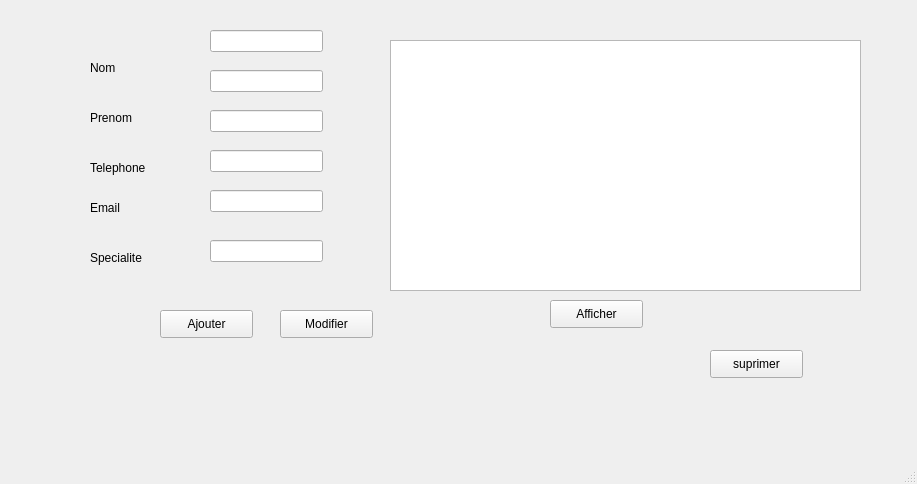
Asma-Mab/Smart_Pastry_2A23, file kh/mainwindow.ui: the form before one commit.
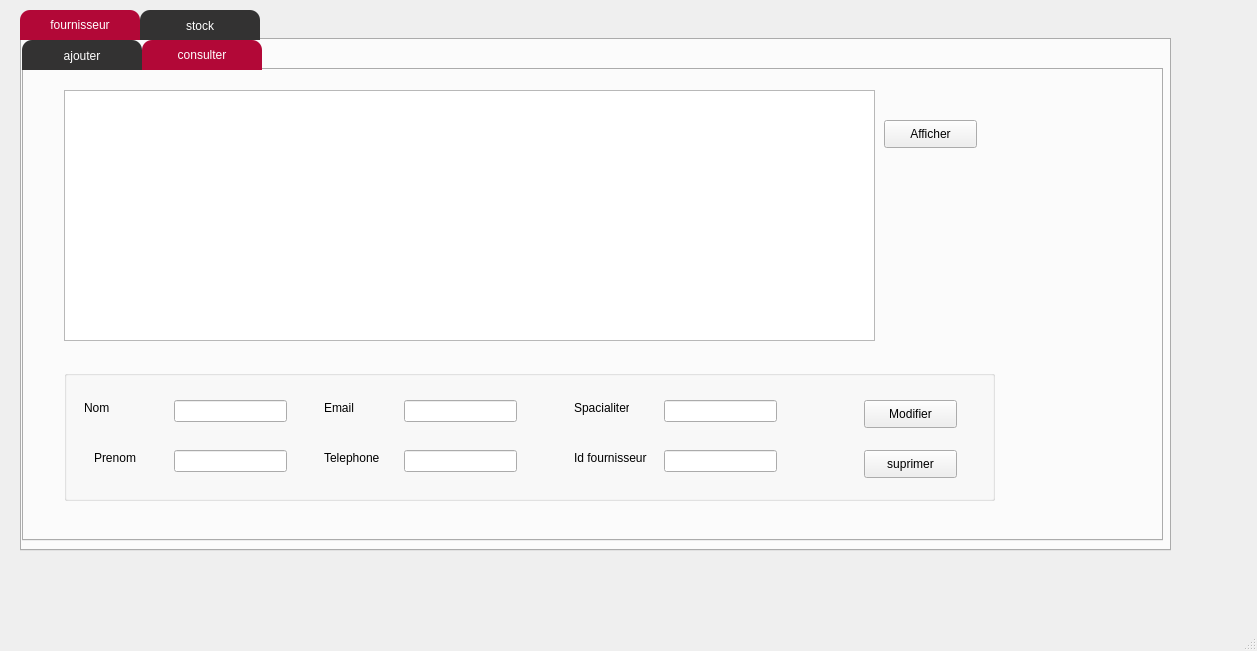
The form after the commit. The open tabs and pages were chosen to show the change.

```diff
--- a/kh/mainwindow.ui
+++ b/kh/mainwindow.ui
@@ -6,154 +6,457 @@
    <rect>
     <x>0</x>
     <y>0</y>
-    <width>917</width>
-    <height>484</height>
+    <width>1257</width>
+    <height>651</height>
    </rect>
   </property>
   <property name="windowTitle">
    <string>MainWindow</string>
   </property>
   <widget class="QWidget" name="centralwidget">
-   <widget class="QStackedWidget" name="stackedWidget">
+   <widget class="QTabWidget" name="tabWidget">
     <property name="geometry">
      <rect>
-      <x>60</x>
-      <y>20</y>
-      <width>821</width>
-      <height>451</height>
+      <x>20</x>
+      <y>10</y>
+      <width>1151</width>
+      <height>541</height>
      </rect>
     </property>
+    <property name="styleSheet">
+     <string notr="true">QTabBar::tab{
+    color:white;
+	font: 75 10pt &quot;Source Code Pro&quot;;
+	font: 87 8pt &quot;Nexa Rust Sans Black 01&quot;;
+    background-color:rgb(39, 39,39);
+background:  rgb(51, 50, 50);
+border-top-left-radius:10px;
+border-top-right-radius:10px;
+min-width:120px;
+height:30px;
+
+}
+QTabBar::tab::hover
+{
+color:white;
+
+background:#b20837;
+border-top-left-radius:10px;
+border-top-right-radius:10px;
+}
+
+QTabBar::tab:selected
+{
+color:white;
+
+background:#b20837;
+border-top-left-radius:10px;
+border-top-right-radius:10px;
+}</string>
+    </property>
     <property name="currentIndex">
-     <number>0</number>
+     <number>1</number>
     </property>
-    <widget class="QWidget" name="page">
-     <widget class="QLineEdit" name="lineEdit">
+    <widget class="QWidget" name="tab">
+     <attribute name="title">
+      <string>fournisseur</string>
+     </attribute>
+     <widget class="QTabWidget" name="tabWidget_2">
       <property name="geometry">
        <rect>
-        <x>110</x>
-        <y>20</y>
-        <width>113</width>
-        <height>22</height>
+        <x>0</x>
+        <y>0</y>
+        <width>1141</width>
+        <height>501</height>
        </rect>
       </property>
-     </widget>
-     <widget class="QLineEdit" name="lineEdit_2">
-      <property name="geometry">
-       <rect>
-        <x>110</x>
-        <y>70</y>
-        <width>113</width>
-        <height>22</height>
-       </rect>
+      <property name="currentIndex">
+       <number>1</number>
       </property>
-     </widget>
-     <widget class="QLineEdit" name="lineEdit_3">
-      <property name="geometry">
-       <rect>
-        <x>110</x>
-        <y>120</y>
-        <width>113</width>
-        <height>22</height>
-       </rect>
-      </property>
-     </widget>
-     <widget class="QLineEdit" name="lineEdit_5">
-      <property name="geometry">
-       <rect>
-        <x>110</x>
-        <y>220</y>
-        <width>113</width>
-        <height>22</height>
-       </rect>
-      </property>
-     </widget>
-     <widget class="QLineEdit" name="lineEdit_6">
-      <property name="geometry">
-       <rect>
-        <x>110</x>
-        <y>270</y>
-        <width>113</width>
-        <height>22</height>
-       </rect>
-      </property>
-     </widget>
-     <widget class="QPushButton" name="pushButton">
-      <property name="geometry">
-       <rect>
-        <x>50</x>
-        <y>320</y>
-        <width>93</width>
-        <height>28</height>
-       </rect>
-      </property>
-      <property name="text">
+      <widget class="QWidget" name="tab_3">
+       <attribute name="title">
        <string>ajouter</string>
-      </property>
-     </widget>
-     <widget class="QDateEdit" name="dateEdit">
+       </attribute>
+       <widget class="QLabel" name="label_7">
+        <property name="geometry">
+         <rect>
+          <x>40</x>
+          <y>60</y>
+          <width>55</width>
+          <height>16</height>
+         </rect>
+        </property>
+        <property name="text">
+         <string>Nom</string>
+        </property>
+       </widget>
+       <widget class="QLabel" name="label_8">
       <property name="geometry">
        <rect>
-        <x>110</x>
+          <x>30</x>
+          <y>100</y>
+          <width>55</width>
+          <height>16</height>
+         </rect>
+        </property>
+        <property name="text">
+         <string>Prenom</string>
+        </property>
+       </widget>
+       <widget class="QLabel" name="label_11">
+        <property name="geometry">
+         <rect>
+          <x>30</x>
+          <y>140</y>
+          <width>55</width>
+          <height>16</height>
+         </rect>
+        </property>
+        <property name="text">
+         <string>Email</string>
+        </property>
+       </widget>
+       <widget class="QLabel" name="label_9">
+        <property name="geometry">
+         <rect>
+          <x>20</x>
+          <y>190</y>
+          <width>71</width>
+          <height>16</height>
+         </rect>
+        </property>
+        <property name="text">
+         <string>Telephone</string>
+        </property>
+       </widget>
+       <widget class="QLabel" name="label_10">
+        <property name="geometry">
+         <rect>
+          <x>160</x>
+          <y>230</y>
+          <width>71</width>
+          <height>16</height>
+         </rect>
+        </property>
+        <property name="text">
+         <string>Specialite</string>
+        </property>
+       </widget>
+       <widget class="QPushButton" name="pb_ajouter">
+        <property name="geometry">
+         <rect>
+          <x>320</x>
+          <y>300</y>
+          <width>93</width>
+          <height>28</height>
+         </rect>
+        </property>
+        <property name="text">
+         <string>Ajouter</string>
+        </property>
+       </widget>
+       <widget class="QLineEdit" name="lineEdit_9">
+        <property name="geometry">
+         <rect>
+          <x>310</x>
+          <y>240</y>
+          <width>113</width>
+          <height>22</height>
+         </rect>
+        </property>
+       </widget>
+       <widget class="QLineEdit" name="lineEdit_10">
+        <property name="geometry">
+         <rect>
+          <x>310</x>
+          <y>200</y>
+          <width>113</width>
+          <height>22</height>
+         </rect>
+        </property>
+       </widget>
+       <widget class="QLineEdit" name="lineEdit_8">
+        <property name="geometry">
+         <rect>
+          <x>330</x>
         <y>170</y>
-        <width>110</width>
+          <width>113</width>
         <height>22</height>
        </rect>
       </property>
      </widget>
-     <widget class="QTableView" name="tableView">
+       <widget class="QLineEdit" name="lineEdit_7">
       <property name="geometry">
        <rect>
-        <x>290</x>
-        <y>40</y>
-        <width>501</width>
+          <x>330</x>
+          <y>130</y>
+          <width>113</width>
+          <height>22</height>
+         </rect>
+        </property>
+       </widget>
+       <widget class="QLineEdit" name="lineEdit_4">
+        <property name="geometry">
+         <rect>
+          <x>330</x>
+          <y>80</y>
+          <width>113</width>
+          <height>22</height>
+         </rect>
+        </property>
+       </widget>
+       <widget class="QLabel" name="label_redEq">
+        <property name="geometry">
+         <rect>
+          <x>0</x>
+          <y>0</y>
+          <width>1131</width>
+          <height>51</height>
+         </rect>
+        </property>
+        <property name="styleSheet">
+         <string notr="true">color:white;
+
+background:#b20837;
+border-radius:20px;</string>
+        </property>
+        <property name="text">
+         <string/>
+        </property>
+       </widget>
+      </widget>
+      <widget class="QWidget" name="tab_4">
+       <attribute name="title">
+        <string>consulter</string>
+       </attribute>
+       <widget class="QTableView" name="tableView_2">
+        <property name="geometry">
+         <rect>
+          <x>40</x>
+          <y>20</y>
+          <width>811</width>
         <height>251</height>
        </rect>
       </property>
      </widget>
-     <widget class="QPushButton" name="pushButton_2">
+       <widget class="QPushButton" name="pb_afficher">
       <property name="geometry">
        <rect>
-        <x>460</x>
-        <y>310</y>
+          <x>860</x>
+          <y>50</y>
         <width>93</width>
         <height>28</height>
        </rect>
       </property>
       <property name="text">
-       <string>afficher</string>
-      </property>
-     </widget>
-     <widget class="QPushButton" name="pushButton_3">
+         <string>Afficher</string>
+        </property>
+       </widget>
+       <widget class="QGroupBox" name="groupBox">
       <property name="geometry">
        <rect>
-        <x>150</x>
-        <y>320</y>
+          <x>40</x>
+          <y>300</y>
+          <width>931</width>
+          <height>131</height>
+         </rect>
+        </property>
+        <property name="title">
+         <string/>
+        </property>
+        <widget class="QLineEdit" name="nom">
+         <property name="geometry">
+          <rect>
+           <x>110</x>
+           <y>30</y>
+           <width>113</width>
+           <height>22</height>
+          </rect>
+         </property>
+        </widget>
+        <widget class="QLineEdit" name="prenom">
+         <property name="geometry">
+          <rect>
+           <x>110</x>
+           <y>80</y>
+           <width>113</width>
+           <height>22</height>
+          </rect>
+         </property>
+        </widget>
+        <widget class="QLineEdit" name="email">
+         <property name="geometry">
+          <rect>
+           <x>340</x>
+           <y>30</y>
+           <width>113</width>
+           <height>22</height>
+          </rect>
+         </property>
+        </widget>
+        <widget class="QLineEdit" name="tele">
+         <property name="geometry">
+          <rect>
+           <x>340</x>
+           <y>80</y>
+           <width>113</width>
+           <height>22</height>
+          </rect>
+         </property>
+        </widget>
+        <widget class="QLineEdit" name="special">
+         <property name="geometry">
+          <rect>
+           <x>600</x>
+           <y>30</y>
+           <width>113</width>
+           <height>22</height>
+          </rect>
+         </property>
+        </widget>
+        <widget class="QLineEdit" name="id">
+         <property name="geometry">
+          <rect>
+           <x>600</x>
+           <y>80</y>
+           <width>113</width>
+           <height>22</height>
+          </rect>
+         </property>
+        </widget>
+        <widget class="QPushButton" name="pb_suprimer">
+         <property name="geometry">
+          <rect>
+           <x>800</x>
+           <y>80</y>
         <width>93</width>
         <height>28</height>
        </rect>
       </property>
       <property name="text">
-       <string>modifier</string>
-      </property>
-     </widget>
-     <widget class="QPushButton" name="pushButton_4">
+          <string>suprimer</string>
+         </property>
+        </widget>
+        <widget class="QPushButton" name="pb_modifier">
       <property name="geometry">
        <rect>
-        <x>650</x>
-        <y>380</y>
+           <x>800</x>
+           <y>30</y>
         <width>93</width>
         <height>28</height>
        </rect>
       </property>
       <property name="text">
-       <string>supprimer</string>
-      </property>
-     </widget>
+          <string>Modifier</string>
+         </property>
+        </widget>
+        <widget class="QLabel" name="label_12">
+         <property name="geometry">
+          <rect>
+           <x>20</x>
+           <y>30</y>
+           <width>55</width>
+           <height>16</height>
+          </rect>
+         </property>
+         <property name="text">
+          <string>Nom</string>
+         </property>
+        </widget>
+        <widget class="QLabel" name="label_13">
+         <property name="geometry">
+          <rect>
+           <x>30</x>
+           <y>80</y>
+           <width>55</width>
+           <height>16</height>
+          </rect>
+         </property>
+         <property name="text">
+          <string>Prenom</string>
+         </property>
+        </widget>
+        <widget class="QLabel" name="label_14">
+         <property name="geometry">
+          <rect>
+           <x>260</x>
+           <y>30</y>
+           <width>55</width>
+           <height>16</height>
+          </rect>
+         </property>
+         <property name="text">
+          <string>Email</string>
+         </property>
+        </widget>
+        <widget class="QLabel" name="label_15">
+         <property name="geometry">
+          <rect>
+           <x>260</x>
+           <y>80</y>
+           <width>71</width>
+           <height>16</height>
+          </rect>
+         </property>
+         <property name="text">
+          <string>Telephone</string>
+         </property>
+        </widget>
+        <widget class="QLabel" name="label_16">
+         <property name="geometry">
+          <rect>
+           <x>510</x>
+           <y>30</y>
+           <width>55</width>
+           <height>16</height>
+          </rect>
+         </property>
+         <property name="text">
+          <string>Spacialiter</string>
+         </property>
+        </widget>
+        <widget class="QLabel" name="label_17">
+         <property name="geometry">
+          <rect>
+           <x>510</x>
+           <y>80</y>
+           <width>81</width>
+           <height>16</height>
+          </rect>
+         </property>
+         <property name="text">
+          <string>Id fournisseur</string>
+         </property>
+        </widget>
+       </widget>
+      </widget>
+     </widget>
+    </widget>
+    <widget class="QWidget" name="tab_2">
+     <attribute name="title">
+      <string>stock</string>
+     </attribute>
+     <widget class="QTabWidget" name="tabWidget_3">
+      <property name="geometry">
+       <rect>
+        <x>0</x>
+        <y>0</y>
+        <width>1141</width>
+        <height>481</height>
+       </rect>
+      </property>
+      <property name="currentIndex">
+       <number>1</number>
+      </property>
+      <widget class="QWidget" name="tab_5">
+       <attribute name="title">
+        <string>Ajouter</string>
+       </attribute>
      <widget class="QLabel" name="label">
       <property name="geometry">
        <rect>
-        <x>0</x>
-        <y>20</y>
+          <x>30</x>
+          <y>40</y>
         <width>61</width>
         <height>16</height>
        </rect>
@@ -165,8 +468,8 @@
      <widget class="QLabel" name="label_2">
       <property name="geometry">
        <rect>
-        <x>0</x>
-        <y>70</y>
+          <x>30</x>
+          <y>90</y>
         <width>101</width>
         <height>16</height>
        </rect>
@@ -178,8 +481,8 @@
      <widget class="QLabel" name="label_3">
       <property name="geometry">
        <rect>
-        <x>0</x>
-        <y>120</y>
+          <x>30</x>
+          <y>130</y>
         <width>55</width>
         <height>16</height>
        </rect>
@@ -191,8 +494,8 @@
      <widget class="QLabel" name="label_4">
       <property name="geometry">
        <rect>
-        <x>0</x>
-        <y>166</y>
+          <x>20</x>
+          <y>160</y>
         <width>81</width>
         <height>20</height>
        </rect>
@@ -204,9 +507,9 @@
      <widget class="QLabel" name="label_5">
       <property name="geometry">
        <rect>
-        <x>0</x>
-        <y>220</y>
-        <width>55</width>
+          <x>30</x>
+          <y>200</y>
+          <width>71</width>
         <height>16</height>
        </rect>
       </property>
@@ -217,8 +520,8 @@
      <widget class="QLabel" name="label_6">
       <property name="geometry">
        <rect>
-        <x>0</x>
-        <y>270</y>
+          <x>30</x>
+          <y>240</y>
         <width>55</width>
         <height>16</height>
        </rect>
@@ -227,11 +530,99 @@
        <string>PRIX</string>
       </property>
      </widget>
+       <widget class="QLineEdit" name="lineEdit">
+        <property name="geometry">
+         <rect>
+          <x>170</x>
+          <y>40</y>
+          <width>113</width>
+          <height>22</height>
+         </rect>
+        </property>
+       </widget>
+       <widget class="QLineEdit" name="lineEdit_2">
+        <property name="geometry">
+         <rect>
+          <x>170</x>
+          <y>90</y>
+          <width>113</width>
+          <height>22</height>
+         </rect>
+        </property>
+       </widget>
+       <widget class="QLineEdit" name="lineEdit_3">
+        <property name="geometry">
+         <rect>
+          <x>170</x>
+          <y>130</y>
+          <width>113</width>
+          <height>22</height>
+         </rect>
+        </property>
+       </widget>
+       <widget class="QDateEdit" name="dateEdit">
+        <property name="geometry">
+         <rect>
+          <x>170</x>
+          <y>170</y>
+          <width>110</width>
+          <height>22</height>
+         </rect>
+        </property>
+       </widget>
+       <widget class="QLineEdit" name="lineEdit_5">
+        <property name="geometry">
+         <rect>
+          <x>170</x>
+          <y>210</y>
+          <width>113</width>
+          <height>22</height>
+         </rect>
+        </property>
+       </widget>
+       <widget class="QLineEdit" name="lineEdit_6">
+        <property name="geometry">
+         <rect>
+          <x>170</x>
+          <y>240</y>
+          <width>113</width>
+          <height>22</height>
+         </rect>
+        </property>
+       </widget>
+       <widget class="QPushButton" name="pushButton">
+        <property name="geometry">
+         <rect>
+          <x>170</x>
+          <y>320</y>
+          <width>93</width>
+          <height>28</height>
+         </rect>
+        </property>
+        <property name="text">
+         <string>ajouter</string>
+        </property>
+       </widget>
+      </widget>
+      <widget class="QWidget" name="tab_6">
+       <attribute name="title">
+        <string>consulter</string>
+       </attribute>
+       <widget class="QTableView" name="tableView">
+        <property name="geometry">
+         <rect>
+          <x>70</x>
+          <y>20</y>
+          <width>841</width>
+          <height>251</height>
+         </rect>
+        </property>
+       </widget>
      <widget class="QPushButton" name="pb_tri">
       <property name="geometry">
        <rect>
-        <x>310</x>
-        <y>370</y>
+          <x>920</x>
+          <y>70</y>
         <width>93</width>
         <height>28</height>
        </rect>
@@ -243,8 +634,8 @@
      <widget class="QPushButton" name="tri_d">
       <property name="geometry">
        <rect>
-        <x>410</x>
-        <y>370</y>
+          <x>920</x>
+          <y>150</y>
         <width>93</width>
         <height>28</height>
        </rect>
@@ -256,8 +647,8 @@
      <widget class="QPushButton" name="tri_prd">
       <property name="geometry">
        <rect>
-        <x>510</x>
-        <y>370</y>
+          <x>920</x>
+          <y>110</y>
         <width>93</width>
         <height>28</height>
        </rect>
@@ -266,11 +657,24 @@
        <string>tri produit</string>
       </property>
      </widget>
+       <widget class="QPushButton" name="pushButton_2">
+        <property name="geometry">
+         <rect>
+          <x>920</x>
+          <y>30</y>
+          <width>93</width>
+          <height>28</height>
+         </rect>
+        </property>
+        <property name="text">
+         <string>afficher</string>
+        </property>
+       </widget>
      <widget class="QPushButton" name="pushButton_5">
       <property name="geometry">
        <rect>
-        <x>90</x>
-        <y>380</y>
+          <x>1030</x>
+          <y>90</y>
         <width>93</width>
         <height>28</height>
        </rect>
@@ -279,211 +683,114 @@
        <string>statistique</string>
       </property>
      </widget>
-    </widget>
-    <widget class="QWidget" name="page_2">
-     <widget class="QTableView" name="tableView_2">
+       <widget class="QGroupBox" name="groupBox_2">
       <property name="geometry">
        <rect>
-        <x>330</x>
-        <y>20</y>
-        <width>471</width>
-        <height>251</height>
-       </rect>
-      </property>
-     </widget>
-     <widget class="QPushButton" name="pb_afficher">
-      <property name="geometry">
-       <rect>
-        <x>490</x>
-        <y>280</y>
-        <width>93</width>
-        <height>28</height>
-       </rect>
-      </property>
-      <property name="text">
-       <string>Afficher</string>
-      </property>
-     </widget>
-     <widget class="QPushButton" name="pb_ajouter">
-      <property name="geometry">
-       <rect>
-        <x>100</x>
+          <x>70</x>
         <y>290</y>
-        <width>93</width>
-        <height>28</height>
-       </rect>
-      </property>
-      <property name="text">
-       <string>Ajouter</string>
-      </property>
-     </widget>
-     <widget class="QPushButton" name="pb_modifier">
+          <width>961</width>
+          <height>151</height>
+         </rect>
+        </property>
+        <property name="title">
+         <string>GroupBox</string>
+        </property>
+        <widget class="QLineEdit" name="reference">
       <property name="geometry">
        <rect>
-        <x>220</x>
-        <y>290</y>
-        <width>93</width>
-        <height>28</height>
-       </rect>
-      </property>
-      <property name="text">
-       <string>Modifier</string>
-      </property>
-     </widget>
-     <widget class="QLineEdit" name="lineEdit_4">
+           <x>110</x>
+           <y>60</y>
+           <width>113</width>
+           <height>22</height>
+          </rect>
+         </property>
+        </widget>
+        <widget class="QLineEdit" name="idf">
       <property name="geometry">
        <rect>
-        <x>150</x>
-        <y>50</y>
+           <x>110</x>
+           <y>100</y>
         <width>113</width>
         <height>22</height>
        </rect>
       </property>
      </widget>
-     <widget class="QLineEdit" name="lineEdit_7">
+        <widget class="QLineEdit" name="nomp">
       <property name="geometry">
        <rect>
-        <x>150</x>
-        <y>90</y>
+           <x>350</x>
+           <y>60</y>
         <width>113</width>
         <height>22</height>
        </rect>
       </property>
      </widget>
-     <widget class="QLineEdit" name="lineEdit_8">
+        <widget class="QLineEdit" name="quantiter">
       <property name="geometry">
        <rect>
-        <x>150</x>
-        <y>130</y>
+           <x>580</x>
+           <y>60</y>
         <width>113</width>
         <height>22</height>
        </rect>
       </property>
      </widget>
-     <widget class="QLineEdit" name="lineEdit_9">
+        <widget class="QLineEdit" name="prix">
       <property name="geometry">
        <rect>
-        <x>150</x>
-        <y>220</y>
+           <x>580</x>
+           <y>100</y>
         <width>113</width>
         <height>22</height>
        </rect>
       </property>
      </widget>
-     <widget class="QLabel" name="label_7">
+        <widget class="QPushButton" name="pushButton_3">
       <property name="geometry">
        <rect>
-        <x>30</x>
-        <y>40</y>
-        <width>55</width>
-        <height>16</height>
+           <x>810</x>
+           <y>60</y>
+           <width>93</width>
+           <height>28</height>
        </rect>
       </property>
       <property name="text">
-       <string>Nom</string>
-      </property>
-     </widget>
-     <widget class="QLabel" name="label_8">
+          <string>modifier</string>
+         </property>
+        </widget>
+        <widget class="QPushButton" name="pushButton_4">
       <property name="geometry">
        <rect>
-        <x>30</x>
-        <y>90</y>
-        <width>55</width>
-        <height>16</height>
+           <x>820</x>
+           <y>100</y>
+           <width>93</width>
+           <height>28</height>
        </rect>
       </property>
       <property name="text">
-       <string>Prenom</string>
-      </property>
-     </widget>
-     <widget class="QLabel" name="label_9">
+          <string>supprimer</string>
+         </property>
+        </widget>
+        <widget class="QDateEdit" name="date">
       <property name="geometry">
        <rect>
-        <x>30</x>
-        <y>140</y>
-        <width>71</width>
-        <height>16</height>
-       </rect>
-      </property>
-      <property name="text">
-       <string>Telephone</string>
-      </property>
-     </widget>
-     <widget class="QLabel" name="label_10">
-      <property name="geometry">
-       <rect>
-        <x>30</x>
-        <y>230</y>
-        <width>71</width>
-        <height>16</height>
-       </rect>
-      </property>
-      <property name="text">
-       <string>Specialite</string>
-      </property>
-     </widget>
-     <widget class="QLineEdit" name="lineEdit_10">
-      <property name="geometry">
-       <rect>
-        <x>150</x>
-        <y>170</y>
-        <width>113</width>
+           <x>350</x>
+           <y>110</y>
+           <width>110</width>
         <height>22</height>
        </rect>
       </property>
      </widget>
-     <widget class="QLineEdit" name="lineEdit_11">
-      <property name="geometry">
-       <rect>
-        <x>150</x>
-        <y>10</y>
-        <width>113</width>
-        <height>22</height>
-       </rect>
-      </property>
-     </widget>
-     <widget class="QLabel" name="label_11">
-      <property name="geometry">
-       <rect>
-        <x>30</x>
-        <y>180</y>
-        <width>55</width>
-        <height>16</height>
-       </rect>
-      </property>
-      <property name="text">
-       <string>Email</string>
-      </property>
-     </widget>
-     <widget class="QPushButton" name="pb_suprimer">
-      <property name="geometry">
-       <rect>
-        <x>650</x>
-        <y>330</y>
-        <width>93</width>
-        <height>28</height>
-       </rect>
-      </property>
-      <property name="text">
-       <string>suprimer</string>
-      </property>
+       </widget>
+       <zorder>groupBox_2</zorder>
+       <zorder>tableView</zorder>
+       <zorder>pb_tri</zorder>
+       <zorder>tri_d</zorder>
+       <zorder>tri_prd</zorder>
+       <zorder>pushButton_2</zorder>
+       <zorder>pushButton_5</zorder>
+      </widget>
      </widget>
-     <zorder>lineEdit_11</zorder>
-     <zorder>tableView_2</zorder>
-     <zorder>pb_afficher</zorder>
-     <zorder>pb_ajouter</zorder>
-     <zorder>pb_modifier</zorder>
-     <zorder>lineEdit_4</zorder>
-     <zorder>lineEdit_7</zorder>
-     <zorder>lineEdit_8</zorder>
-     <zorder>lineEdit_9</zorder>
-     <zorder>label_7</zorder>
-     <zorder>label_8</zorder>
-     <zorder>label_9</zorder>
-     <zorder>label_10</zorder>
-     <zorder>lineEdit_10</zorder>
-     <zorder>label_11</zorder>
-     <zorder>pb_suprimer</zorder>
     </widget>
    </widget>
   </widget>
@@ -492,7 +799,7 @@
     <rect>
      <x>0</x>
      <y>0</y>
-     <width>917</width>
+     <width>1257</width>
      <height>26</height>
     </rect>
    </property>
```
Lines whose indentation alone changed are shown as unchanged.
